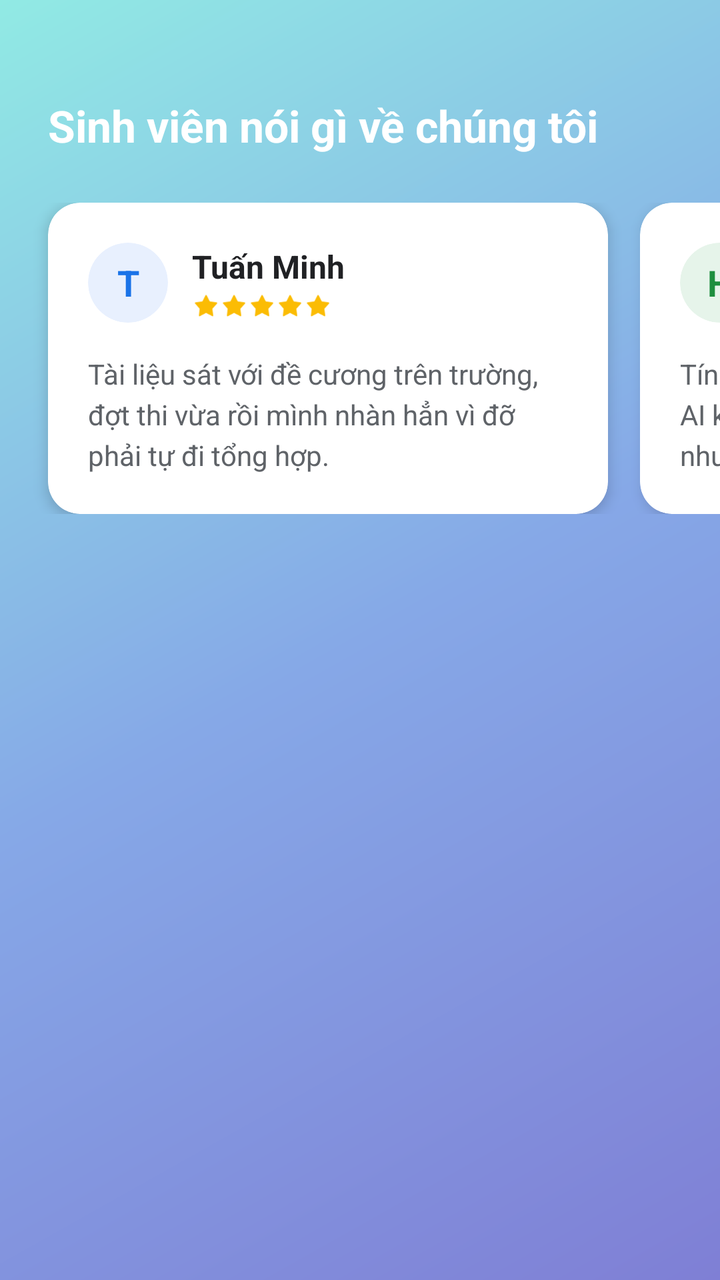
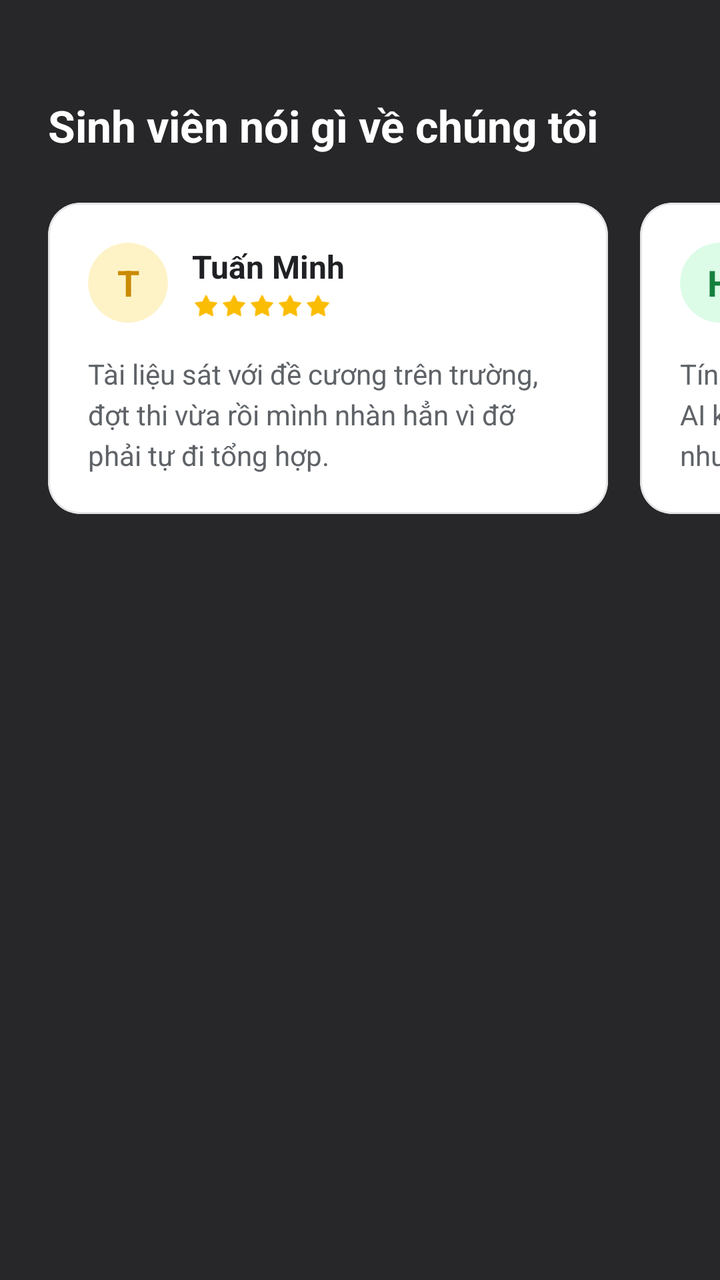

Screens rendered from an Android XML layout before and after an edit, with the pre-edit source and the edit as a unified diff.
<!-- AndroidManifest.xml: application theme Theme.DACS -->
<!-- res/layout/item_home_reviews.xml -->
<?xml version="1.0" encoding="utf-8"?>
<LinearLayout xmlns:android="http://schemas.android.com/apk/res/android"
    xmlns:app="http://schemas.android.com/apk/res-auto"
    android:layout_width="match_parent"
    android:layout_height="wrap_content"
    android:orientation="vertical"
    android:background="@drawable/bg_gradient_endless_river"
    android:paddingVertical="48dp">

    
    <TextView
        android:layout_width="match_parent"
        android:layout_height="wrap_content"
        android:layout_marginHorizontal="24dp"
        android:text="Sinh viên nói gì về chúng tôi"
        android:textColor="#FFFFFF"
        android:textSize="22sp"
        android:textStyle="bold" />

    
    
    <HorizontalScrollView
        android:layout_width="match_parent"
        android:layout_height="wrap_content"
        android:layout_marginTop="24dp"
        android:scrollbars="none"
        android:clipToPadding="false"
        android:paddingHorizontal="16dp">

        <LinearLayout
            android:layout_width="wrap_content"
            android:layout_height="wrap_content"
            android:orientation="horizontal"
            android:paddingBottom="8dp"> 

            
            <com.google.android.material.card.MaterialCardView
                android:layout_width="280dp"
                android:layout_height="wrap_content"
                android:layout_marginHorizontal="8dp"
                app:cardBackgroundColor="#FFFFFF"
                app:cardCornerRadius="16dp"
                app:cardElevation="4dp">

                <LinearLayout
                    android:layout_width="match_parent"
                    android:layout_height="wrap_content"
                    android:orientation="vertical"
                    android:padding="20dp">

                    
                    <LinearLayout
                        android:layout_width="match_parent"
                        android:layout_height="wrap_content"
                        android:gravity="center_vertical"
                        android:orientation="horizontal">

                        
                        <androidx.cardview.widget.CardView
                            android:layout_width="40dp"
                            android:layout_height="40dp"
                            app:cardBackgroundColor="#E8F0FE"
                            app:cardCornerRadius="20dp"
                            app:cardElevation="0dp">

                            <TextView
                                android:layout_width="match_parent"
                                android:layout_height="match_parent"
                                android:gravity="center"
                                android:text="T"
                                android:textColor="#1A73E8"
                                android:textSize="18sp"
                                android:textStyle="bold" />
                        </androidx.cardview.widget.CardView>

                        <LinearLayout
                            android:layout_width="wrap_content"
                            android:layout_height="wrap_content"
                            android:layout_marginStart="12dp"
                            android:orientation="vertical">

                            <TextView
                                android:layout_width="wrap_content"
                                android:layout_height="wrap_content"
                                android:text="Tuấn Minh"
                                android:textColor="#202124"
                                android:textSize="16sp"
                                android:textStyle="bold" />

                            
                            <LinearLayout
                                android:layout_width="wrap_content"
                                android:layout_height="wrap_content"
                                android:layout_marginTop="2dp"
                                android:orientation="horizontal">

                                <ImageView
                                    android:layout_width="14dp"
                                    android:layout_height="14dp"
                                    android:src="@android:drawable/star_on"
                                    app:tint="#FBBC04" />

                                <ImageView
                                    android:layout_width="14dp"
                                    android:layout_height="14dp"
                                    android:src="@android:drawable/star_on"
                                    app:tint="#FBBC04" />

                                <ImageView
                                    android:layout_width="14dp"
                                    android:layout_height="14dp"
                                    android:src="@android:drawable/star_on"
                                    app:tint="#FBBC04" />

                                <ImageView
                                    android:layout_width="14dp"
                                    android:layout_height="14dp"
                                    android:src="@android:drawable/star_on"
                                    app:tint="#FBBC04" />

                                <ImageView
                                    android:layout_width="14dp"
                                    android:layout_height="14dp"
                                    android:src="@android:drawable/star_on"
                                    app:tint="#FBBC04" />
                            </LinearLayout>
                        </LinearLayout>
                    </LinearLayout>

                    
                    <TextView
                        android:layout_width="match_parent"
                        android:layout_height="wrap_content"
                        android:layout_marginTop="16dp"
                        android:lineSpacingExtra="4dp"
                        android:text="Tài liệu sát với đề cương trên trường, đợt thi vừa rồi mình nhàn hẳn vì đỡ phải tự đi tổng hợp."
                        android:textColor="#5F6368"
                        android:textSize="14sp" />
                </LinearLayout>
            </com.google.android.material.card.MaterialCardView>

            
            <com.google.android.material.card.MaterialCardView
                android:layout_width="280dp"
                android:layout_height="wrap_content"
                android:layout_marginHorizontal="8dp"
                app:cardBackgroundColor="#FFFFFF"
                app:cardCornerRadius="16dp"
                app:cardElevation="4dp">

                <LinearLayout
                    android:layout_width="match_parent"
                    android:layout_height="wrap_content"
                    android:orientation="vertical"
                    android:padding="20dp">

                    <LinearLayout
                        android:layout_width="match_parent"
                        android:layout_height="wrap_content"
                        android:orientation="horizontal"
                        android:gravity="center_vertical">

                        <androidx.cardview.widget.CardView
                            android:layout_width="40dp"
                            android:layout_height="40dp"
                            app:cardCornerRadius="20dp"
                            app:cardBackgroundColor="#E6F4EA"
                            app:cardElevation="0dp">
                            <TextView android:layout_width="match_parent" android:layout_height="match_parent" android:text="H" android:textColor="#1E8E3E" android:textStyle="bold" android:textSize="18sp" android:gravity="center"/>
                        </androidx.cardview.widget.CardView>

                        <LinearLayout
                            android:layout_width="wrap_content"
                            android:layout_height="wrap_content"
                            android:orientation="vertical"
                            android:layout_marginStart="12dp">

                            <TextView android:layout_width="wrap_content" android:layout_height="wrap_content" android:text="Hải Yến" android:textColor="#202124" android:textStyle="bold" android:textSize="16sp"/>

                            <LinearLayout android:layout_width="wrap_content" android:layout_height="wrap_content" android:orientation="horizontal" android:layout_marginTop="2dp">
                                <ImageView android:layout_width="14dp" android:layout_height="14dp" android:src="@android:drawable/star_on" app:tint="#FBBC04"/>
                                <ImageView android:layout_width="14dp" android:layout_height="14dp" android:src="@android:drawable/star_on" app:tint="#FBBC04"/>
                                <ImageView android:layout_width="14dp" android:layout_height="14dp" android:src="@android:drawable/star_on" app:tint="#FBBC04"/>
                                <ImageView android:layout_width="14dp" android:layout_height="14dp" android:src="@android:drawable/star_on" app:tint="#FBBC04"/>
                                <ImageView android:layout_width="14dp" android:layout_height="14dp" android:src="@android:drawable/star_on" app:tint="#FBBC04"/>
                            </LinearLayout>
                        </LinearLayout>
                    </LinearLayout>

                    <TextView
                        android:layout_width="match_parent"
                        android:layout_height="wrap_content"
                        android:layout_marginTop="16dp"
                        android:text="Tính năng tạo quiz trắc nghiệm bằng AI khá cuốn, ôn thi không bị buồn ngủ như cày file PDF truyền thống."
                        android:textColor="#5F6368"
                        android:textSize="14sp"
                        android:lineSpacingExtra="4dp"/>
                </LinearLayout>
            </com.google.android.material.card.MaterialCardView>

            
            <com.google.android.material.card.MaterialCardView
                android:layout_width="280dp"
                android:layout_height="wrap_content"
                android:layout_marginHorizontal="8dp"
                app:cardBackgroundColor="#FFFFFF"
                app:cardCornerRadius="16dp"
                app:cardElevation="4dp">

                <LinearLayout
                    android:layout_width="match_parent"
                    android:layout_height="wrap_content"
                    android:orientation="vertical"
                    android:padding="20dp">

                    <LinearLayout
                        android:layout_width="match_parent"
                        android:layout_height="wrap_content"
                        android:orientation="horizontal"
                        android:gravity="center_vertical">

                        <androidx.cardview.widget.CardView
                            android:layout_width="40dp"
                            android:layout_height="40dp"
                            app:cardCornerRadius="20dp"
                            app:cardBackgroundColor="#FCE8E6"
                            app:cardElevation="0dp">
                            <TextView android:layout_width="match_parent" android:layout_height="match_parent" android:text="Đ" android:textColor="#D93025" android:textStyle="bold" android:textSize="18sp" android:gravity="center"/>
                        </androidx.cardview.widget.CardView>

                        <LinearLayout
                            android:layout_width="wrap_content"
                            android:layout_height="wrap_content"
                            android:orientation="vertical"
                            android:layout_marginStart="12dp">

                            <TextView android:layout_width="wrap_content" android:layout_height="wrap_content" android:text="Đức Anh" android:textColor="#202124" android:textStyle="bold" android:textSize="16sp"/>

                            <LinearLayout android:layout_width="wrap_content" android:layout_height="wrap_content" android:orientation="horizontal" android:layout_marginTop="2dp">
                                <ImageView android:layout_width="14dp" android:layout_height="14dp" android:src="@android:drawable/star_on" app:tint="#FBBC04"/>
                                <ImageView android:layout_width="14dp" android:layout_height="14dp" android:src="@android:drawable/star_on" app:tint="#FBBC04"/>
                                <ImageView android:layout_width="14dp" android:layout_height="14dp" android:src="@android:drawable/star_on" app:tint="#FBBC04"/>
                                <ImageView android:layout_width="14dp" android:layout_height="14dp" android:src="@android:drawable/star_on" app:tint="#FBBC04"/>
                                <ImageView android:layout_width="14dp" android:layout_height="14dp" android:src="@android:drawable/star_on" app:tint="#FBBC04"/>
                            </LinearLayout>
                        </LinearLayout>
                    </LinearLayout>

                    <TextView
                        android:layout_width="match_parent"
                        android:layout_height="wrap_content"
                        android:layout_marginTop="16dp"
                        android:text="Tìm được cả đề thi giữa kì năm ngoái của trường mình trên này luôn. Nói chung là xịn, nên tải nha mọi người."
                        android:textColor="#5F6368"
                        android:textSize="14sp"
                        android:lineSpacingExtra="4dp"/>
                </LinearLayout>
            </com.google.android.material.card.MaterialCardView>

        </LinearLayout>
    </HorizontalScrollView>
</LinearLayout>
<!-- resources referenced by this layout -->
<resources>
  <!-- drawable bg_gradient_endless_river (drawable) -->
  <?xml version="1.0" encoding="utf-8"?>
  <shape xmlns:android="http://schemas.android.com/apk/res/android"
      android:shape="rectangle">
      <gradient
          android:startColor="#7f7fd5"
          android:centerColor="#86a8e7"
          android:endColor="#91eae4"
          android:type="linear"
          android:angle="135"/>
  </shape>
  <style name="Theme.DACS" parent="Theme.MaterialComponents.Light.NoActionBar">
          <item name="android:windowTranslucentStatus">true</item>
          <item name="android:windowTranslucentNavigation">true</item>
      </style>
</resources>

<!-- the commit's change to res/layout/item_home_reviews.xml (unified diff, before → after) -->
@@ -4,7 +4,7 @@
     android:layout_width="match_parent"
     android:layout_height="wrap_content"
     android:orientation="vertical"
-    android:background="@drawable/bg_gradient_endless_river"
+    android:background="#27272A"
     android:paddingVertical="48dp">
 
     
@@ -40,7 +40,9 @@
                 android:layout_marginHorizontal="8dp"
                 app:cardBackgroundColor="#FFFFFF"
                 app:cardCornerRadius="16dp"
-                app:cardElevation="4dp">
+                app:cardElevation="0dp"
+                app:strokeWidth="1dp"
+                app:strokeColor="#E4E4E7">
 
                 <LinearLayout
                     android:layout_width="match_parent"
@@ -59,7 +61,7 @@
                         <androidx.cardview.widget.CardView
                             android:layout_width="40dp"
                             android:layout_height="40dp"
-                            app:cardBackgroundColor="#E8F0FE"
+                            app:cardBackgroundColor="#FEF3C7"
                             app:cardCornerRadius="20dp"
                             app:cardElevation="0dp">
 
@@ -68,7 +70,7 @@
                                 android:layout_height="match_parent"
                                 android:gravity="center"
                                 android:text="T"
-                                android:textColor="#1A73E8"
+                                android:textColor="#CA8A04"
                                 android:textSize="18sp"
                                 android:textStyle="bold" />
                         </androidx.cardview.widget.CardView>
@@ -146,7 +148,9 @@
                 android:layout_marginHorizontal="8dp"
                 app:cardBackgroundColor="#FFFFFF"
                 app:cardCornerRadius="16dp"
-                app:cardElevation="4dp">
+                app:cardElevation="0dp"
+                app:strokeWidth="1dp"
+                app:strokeColor="#E4E4E7">
 
                 <LinearLayout
                     android:layout_width="match_parent"
@@ -164,9 +168,16 @@
                             android:layout_width="40dp"
                             android:layout_height="40dp"
                             app:cardCornerRadius="20dp"
-                            app:cardBackgroundColor="#E6F4EA"
+                            app:cardBackgroundColor="#DCFCE7"
                             app:cardElevation="0dp">
-                            <TextView android:layout_width="match_parent" android:layout_height="match_parent" android:text="H" android:textColor="#1E8E3E" android:textStyle="bold" android:textSize="18sp" android:gravity="center"/>
+                            <TextView
+                                android:layout_width="match_parent"
+                                android:layout_height="match_parent"
+                                android:text="H"
+                                android:textColor="#15803D"
+                                android:textStyle="bold"
+                                android:textSize="18sp"
+                                android:gravity="center"/>
                         </androidx.cardview.widget.CardView>
 
                         <LinearLayout
@@ -205,7 +216,9 @@
                 android:layout_marginHorizontal="8dp"
                 app:cardBackgroundColor="#FFFFFF"
                 app:cardCornerRadius="16dp"
-                app:cardElevation="4dp">
+                app:cardElevation="0dp"
+                app:strokeWidth="1dp"
+                app:strokeColor="#E4E4E7">
 
                 <LinearLayout
                     android:layout_width="match_parent"
@@ -223,9 +236,16 @@
                             android:layout_width="40dp"
                             android:layout_height="40dp"
                             app:cardCornerRadius="20dp"
-                            app:cardBackgroundColor="#FCE8E6"
+                            app:cardBackgroundColor="#FCE7F3"
                             app:cardElevation="0dp">
-                            <TextView android:layout_width="match_parent" android:layout_height="match_parent" android:text="Đ" android:textColor="#D93025" android:textStyle="bold" android:textSize="18sp" android:gravity="center"/>
+                            <TextView
+                                android:layout_width="match_parent"
+                                android:layout_height="match_parent"
+                                android:text="Đ"
+                                android:textColor="#BE185D"
+                                android:textStyle="bold"
+                                android:textSize="18sp"
+                                android:gravity="center"/>
                         </androidx.cardview.widget.CardView>
 
                         <LinearLayout
@@ -234,14 +254,44 @@
                             android:orientation="vertical"
                             android:layout_marginStart="12dp">
 
-                            <TextView android:layout_width="wrap_content" android:layout_height="wrap_content" android:text="Đức Anh" android:textColor="#202124" android:textStyle="bold" android:textSize="16sp"/>
-
-                            <LinearLayout android:layout_width="wrap_content" android:layout_height="wrap_content" android:orientation="horizontal" android:layout_marginTop="2dp">
-                                <ImageView android:layout_width="14dp" android:layout_height="14dp" android:src="@android:drawable/star_on" app:tint="#FBBC04"/>
-                                <ImageView android:layout_width="14dp" android:layout_height="14dp" android:src="@android:drawable/star_on" app:tint="#FBBC04"/>
-                                <ImageView android:layout_width="14dp" android:layout_height="14dp" android:src="@android:drawable/star_on" app:tint="#FBBC04"/>
-                                <ImageView android:layout_width="14dp" android:layout_height="14dp" android:src="@android:drawable/star_on" app:tint="#FBBC04"/>
-                                <ImageView android:layout_width="14dp" android:layout_height="14dp" android:src="@android:drawable/star_on" app:tint="#FBBC04"/>
+                            <TextView
+                                android:layout_width="wrap_content"
+                                android:layout_height="wrap_content"
+                                android:text="Đức Anh"
+                                android:textColor="#202124"
+                                android:textStyle="bold"
+                                android:textSize="16sp"/>
+
+                            <LinearLayout
+                                android:layout_width="wrap_content"
+                                android:layout_height="wrap_content"
+                                android:orientation="horizontal"
+                                android:layout_marginTop="2dp">
+                                <ImageView
+                                    android:layout_width="14dp"
+                                    android:layout_height="14dp"
+                                    android:src="@android:drawable/star_on"
+                                    app:tint="#FBBC04"/>
+                                <ImageView
+                                    android:layout_width="14dp"
+                                    android:layout_height="14dp"
+                                    android:src="@android:drawable/star_on"
+                                    app:tint="#FBBC04"/>
+                                <ImageView
+                                    android:layout_width="14dp"
+                                    android:layout_height="14dp"
+                                    android:src="@android:drawable/star_on"
+                                    app:tint="#FBBC04"/>
+                                <ImageView
+                                    android:layout_width="14dp"
+                                    android:layout_height="14dp"
+                                    android:src="@android:drawable/star_on"
+                                    app:tint="#FBBC04"/>
+                                <ImageView
+                                    android:layout_width="14dp"
+                                    android:layout_height="14dp"
+                                    android:src="@android:drawable/star_on"
+                                    app:tint="#FBBC04"/>
                             </LinearLayout>
                         </LinearLayout>
                     </LinearLayout>
<!-- resource entries referenced after the edit -->
@@ -1,16 +1,5 @@
 <!-- resources referenced by this layout -->
 <resources>
-  <!-- drawable bg_gradient_endless_river (drawable) -->
-  <?xml version="1.0" encoding="utf-8"?>
-  <shape xmlns:android="http://schemas.android.com/apk/res/android"
-      android:shape="rectangle">
-      <gradient
-          android:startColor="#7f7fd5"
-          android:centerColor="#86a8e7"
-          android:endColor="#91eae4"
-          android:type="linear"
-          android:angle="135"/>
-  </shape>
   <style name="Theme.DACS" parent="Theme.MaterialComponents.Light.NoActionBar">
           <item name="android:windowTranslucentStatus">true</item>
           <item name="android:windowTranslucentNavigation">true</item>
